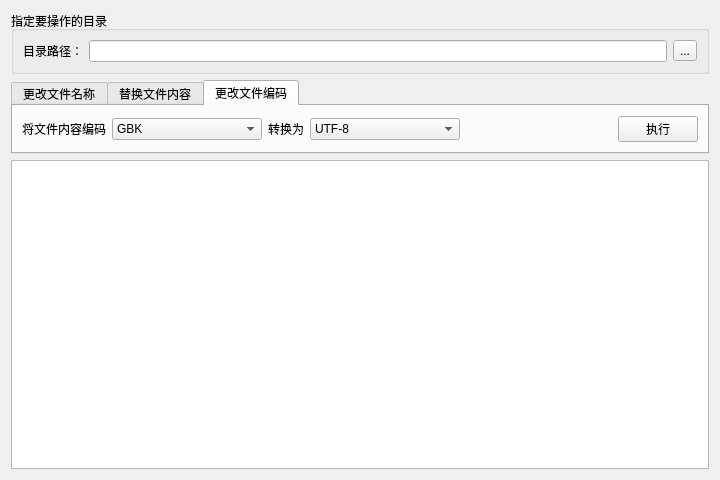
The window that FileModify/FileModify.ui (XIVN1987/PYQTool) describes before a commit, drawn with Qt 5.
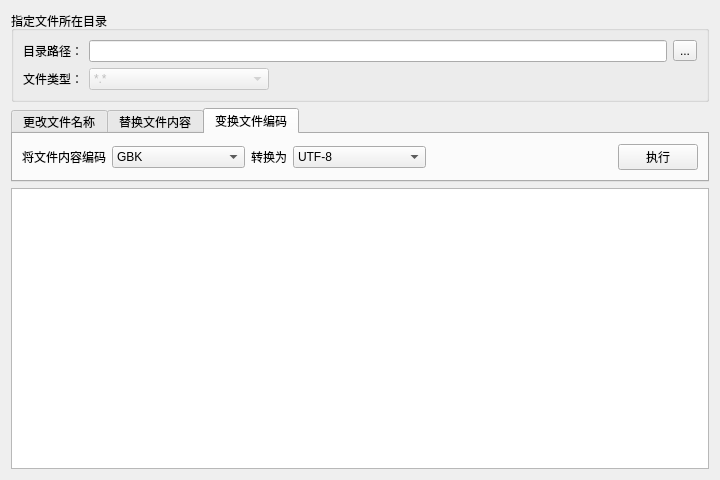
The same window after the commit. The open tabs and pages were chosen to show the change.

Patch:
```diff
--- a/FileModify/FileModify.ui
+++ b/FileModify/FileModify.ui
@@ -17,30 +17,66 @@
    <item>
     <widget class="QGroupBox" name="grpPath">
      <property name="title">
-      <string>指定要操作的目录</string>
+      <string>指定文件所在目录</string>
      </property>
-     <layout class="QHBoxLayout" name="hLayout">
-      <item>
+     <layout class="QGridLayout" name="gLayout">
+      <item row="0" column="0">
        <widget class="QLabel" name="lblPath">
         <property name="text">
          <string>目录路径：</string>
         </property>
        </widget>
       </item>
-      <item>
+      <item row="0" column="1" colspan="2">
        <widget class="QLineEdit" name="linPath">
         <property name="text">
          <string/>
         </property>
        </widget>
       </item>
-      <item>
+      <item row="0" column="3">
        <widget class="QToolButton" name="btnPath">
         <property name="text">
          <string>...</string>
         </property>
        </widget>
       </item>
+      <item row="1" column="0">
+       <widget class="QLabel" name="lblType">
+        <property name="sizePolicy">
+         <sizepolicy hsizetype="Fixed" vsizetype="Preferred">
+          <horstretch>0</horstretch>
+          <verstretch>0</verstretch>
+         </sizepolicy>
+        </property>
+        <property name="text">
+         <string>文件类型：</string>
+        </property>
+       </widget>
+      </item>
+      <item row="1" column="1">
+       <widget class="QComboBox" name="cmbType">
+        <property name="enabled">
+         <bool>false</bool>
+        </property>
+        <property name="maximumSize">
+         <size>
+          <width>180</width>
+          <height>16777215</height>
+         </size>
+        </property>
+        <item>
+         <property name="text">
+          <string>*.*</string>
+         </property>
+        </item>
+        <item>
+         <property name="text">
+          <string>*.c *.h *.s</string>
+         </property>
+        </item>
+       </widget>
+      </item>
      </layout>
     </widget>
    </item>
@@ -119,7 +155,7 @@
           <string>区分大小写</string>
          </property>
          <property name="checked">
-          <bool>false</bool>
+          <bool>true</bool>
          </property>
         </widget>
        </item>
@@ -202,7 +238,7 @@
           <string>区分大小写</string>
          </property>
          <property name="checked">
-          <bool>false</bool>
+          <bool>true</bool>
          </property>
         </widget>
        </item>
@@ -223,7 +259,7 @@
      </widget>
      <widget class="QWidget" name="tabCode">
       <attribute name="title">
-       <string>更改文件编码</string>
+       <string>变换文件编码</string>
       </attribute>
       <layout class="QHBoxLayout" name="hLayoutC">
        <item>
@@ -243,7 +279,7 @@
          </property>
          <property name="maximumSize">
           <size>
-           <width>150</width>
+           <width>133</width>
            <height>16777215</height>
           </size>
          </property>
@@ -276,7 +312,7 @@
          </property>
          <property name="maximumSize">
           <size>
-           <width>150</width>
+           <width>133</width>
            <height>16777215</height>
           </size>
          </property>
```
